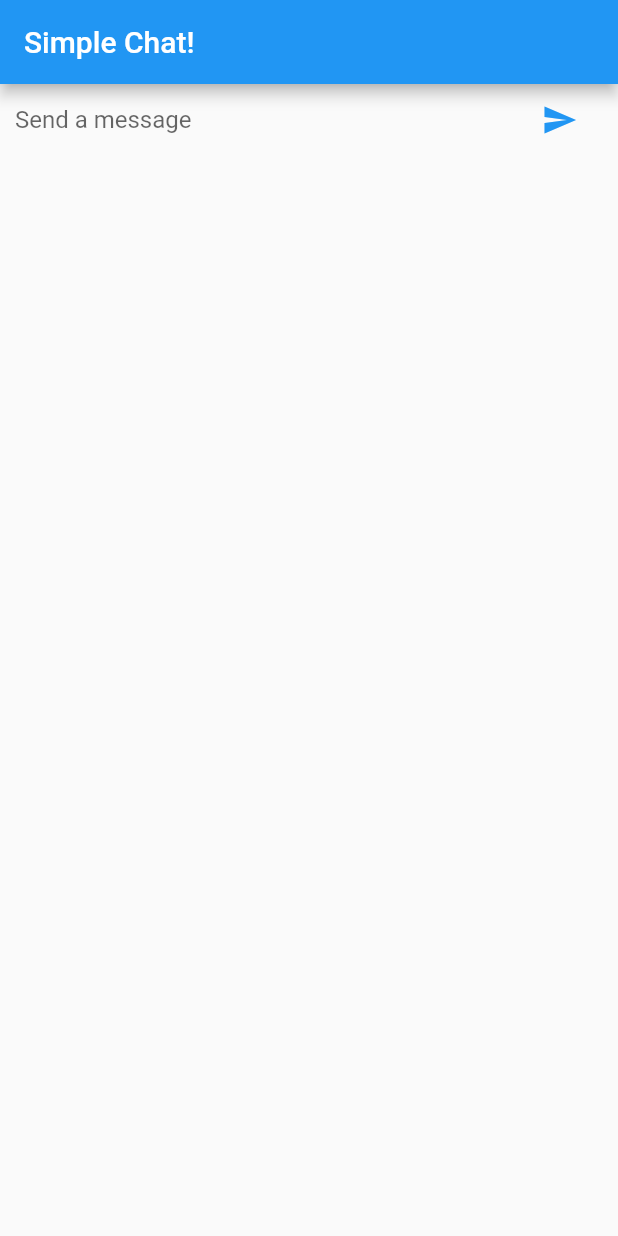
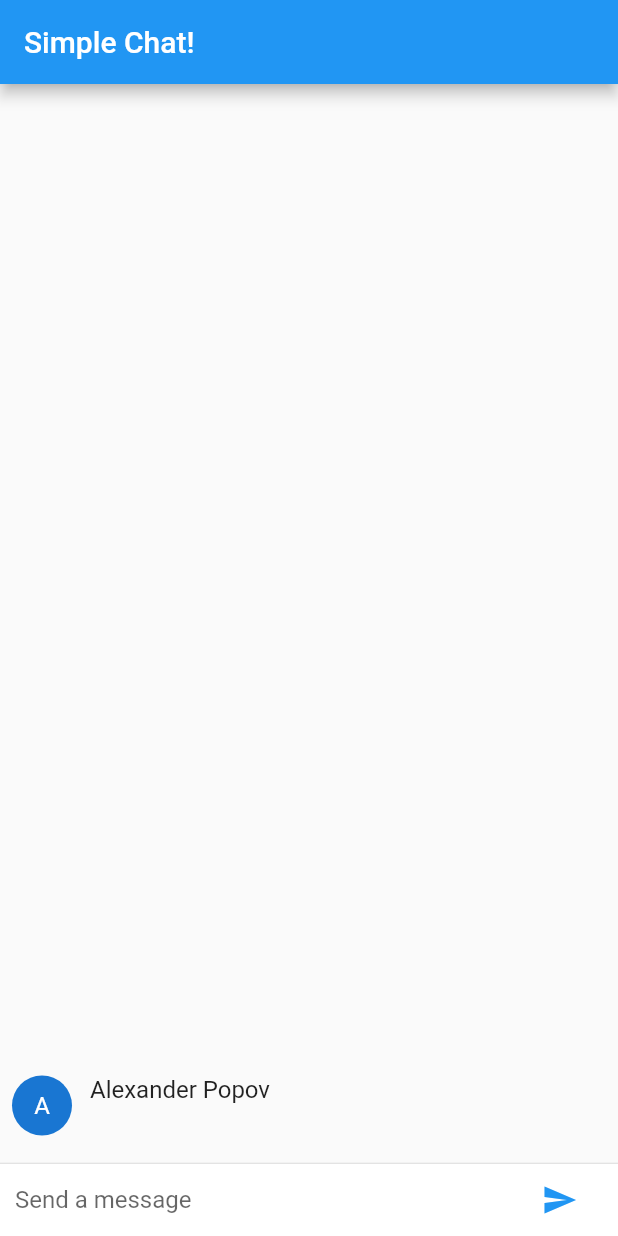
Before and after one commit to Alordead/flutter-samples, a Flutter app: the screen it shows after launch, after a tap on the "send" icon, on a phone screen of 412 x 824 dp. Run offline on Flutter 3.47's test engine with Material 2 defaults, Android fonts, the phone set to English and light mode, and no system bars.

Commit message:
updated UI and added sending model

```diff
--- a/sample_flutter_chat/lib/main.dart
+++ b/sample_flutter_chat/lib/main.dart
@@ -1,4 +1,6 @@
 import 'package:flutter/material.dart';
+
+const String _name = "Alexander Popov";
 
 void main() => runApp(SimpleChat());
 
@@ -18,13 +20,32 @@ class ChatScreen extends StatefulWidget {
 }
 
 class ChatScreenState extends State<ChatScreen> {
+  final List<ChatMessage> _messages = <ChatMessage>[];
   final TextEditingController _textController = TextEditingController();
 
   @override
   Widget build(BuildContext context) {
     return Scaffold(
       appBar: AppBar(title: Text('Simple Chat!')),
-      body: _buildTextComposer(),
+      body: Column(
+        children: <Widget>[
+          Flexible(
+            child: ListView.builder(
+              padding: EdgeInsets.all(8.0),
+              reverse: true,
+              itemBuilder: (_, int index) => _messages[index],
+              itemCount: _messages.length,
+            ),
+          ),
+          Divider(height: 1.0),
+          Container(
+            decoration: BoxDecoration(
+              color: Theme.of(context).cardColor
+            ),
+            child: _buildTextComposer(),
+          ),
+        ],
+      ),
     );
   }
 
@@ -54,5 +75,42 @@ class ChatScreenState extends State<ChatScreen> {
 
   void _handleSubmitted(String text) {
     _textController.clear();
+    ChatMessage message = ChatMessage(
+      text: text,
+    );
+    setState(() {
+      _messages.insert(0, message);
+    });
   }
 }
+
+class ChatMessage extends StatelessWidget {
+  ChatMessage({this.text});
+  final String text;
+
+  @override
+  Widget build(BuildContext context) {
+    return Container(
+      margin: const EdgeInsets.symmetric(vertical: 10.0),
+      child: Row(
+        crossAxisAlignment: CrossAxisAlignment.start,
+        children: <Widget>[
+          Container(
+            margin: const EdgeInsets.only(right: 12.0),
+            child: CircleAvatar(child: Text(_name[0])),
+          ),
+          Column(
+            crossAxisAlignment: CrossAxisAlignment.start,
+            children: <Widget>[
+              Text(_name, style: Theme.of(context).textTheme.subhead),
+              Container(
+                margin: const EdgeInsets.only(top: 5.0),
+                child: Text(text),
+              ),
+            ],
+          ),
+        ],
+      ),
+    );
+  }
+}
```
